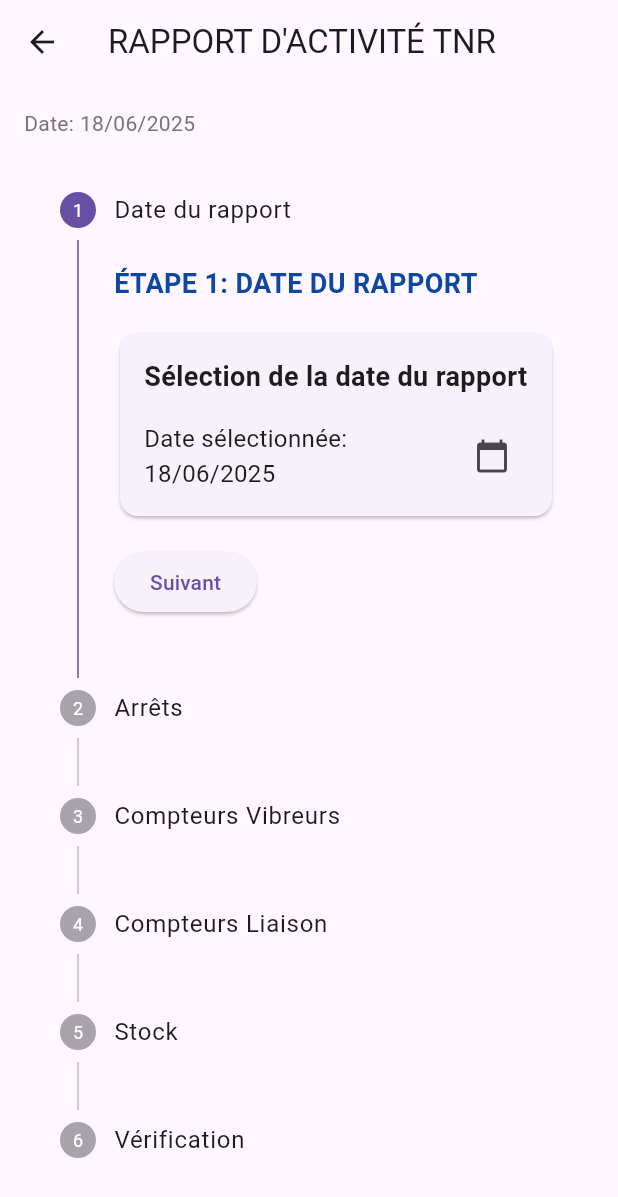
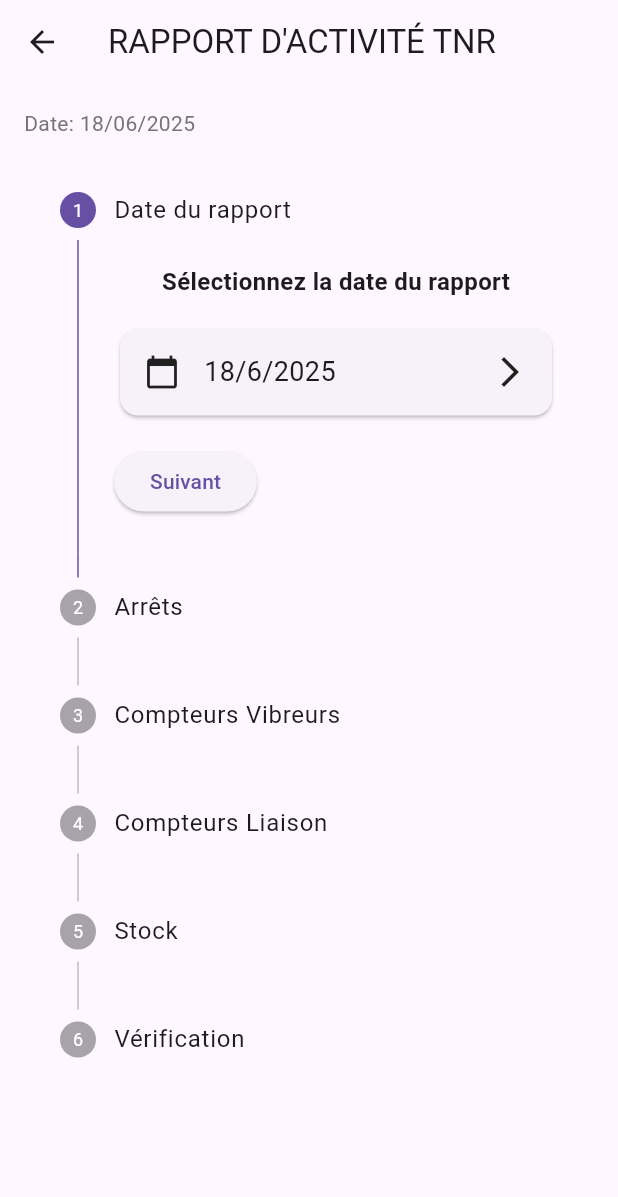
Before and after one commit to jamalabbay97/R0V0.0.1, a Flutter app: the ActivityReportScreen screen opened directly, on a phone screen of 412 x 824 dp. Shown: the top 1197 px of the screen. Run offline on Flutter 3.47's test engine with Material 3 defaults, Android fonts, the phone set to English and light mode, and no system bars; our stand-ins replace shared_preferences, sqflite; accounts and stored records are empty.

Commit message:
modifier activity page

```diff
--- a/lib/screens/activity_report_screen.dart
+++ b/lib/screens/activity_report_screen.dart
@@ -342,48 +342,24 @@ class _ActivityReportScreenState extends State<ActivityReportScreen> {
               steps: [
                 Step(
                 title: const Text('Date du rapport'),
-                  content: Column(
-                    crossAxisAlignment: CrossAxisAlignment.start,
-                    children: [
-                      Text(
-                        'ÉTAPE 1: DATE DU RAPPORT',
-                        style: TextStyle(
-                          fontSize: 18,
-                          fontWeight: FontWeight.bold,
-                          color: Colors.blue[900],
-                        ),
+                content: SingleChildScrollView(
+                  physics: const NeverScrollableScrollPhysics(),
+                  child: Column(
+                    children: [
+                      const Text(
+                        'Sélectionnez la date du rapport',
+                        style: TextStyle(fontSize: 16, fontWeight: FontWeight.bold),
                       ),
                       const SizedBox(height: 16),
                       Card(
-                        child: Padding(
-                          padding: const EdgeInsets.all(16.0),
-                          child: Column(
-                            crossAxisAlignment: CrossAxisAlignment.start,
-                            children: [
-                              const Text(
-                                "Sélection de la date du rapport",
-                                style: TextStyle(
-                                  fontSize: 18,
-                                  fontWeight: FontWeight.bold,
-                                ),
-                              ),
-                              const SizedBox(height: 16),
-                              Row(
-                                children: [
-                                  Expanded(
-                                    child: Text(
-                                      "Date sélectionnée: $formattedDate",
-                                      style: const TextStyle(fontSize: 16),
-                                    ),
-                                  ),
-                                  IconButton(
-                                    icon: const Icon(Icons.calendar_today),
-                                    onPressed: () async {
+                        child: InkWell(
+                          onTap: () async {
                             final DateTime? picked = await showDatePicker(
                               context: context,
                               initialDate: _selectedDate,
                               firstDate: DateTime(2000),
                               lastDate: DateTime(2100),
+                              locale: const Locale('fr', 'FR'),
                             );
                             if (picked != null && picked != _selectedDate) {
                               setState(() {
@@ -391,14 +367,25 @@ class _ActivityReportScreenState extends State<ActivityReportScreen> {
                               });
                             }
                           },
-                                  ),
-                                ],
-                              ),
-                            ],
-                          ),
-                        ),
-                      ),
-                    ],
+                          child: Padding(
+                            padding: const EdgeInsets.all(16.0),
+                            child: Row(
+                              children: [
+                                const Icon(Icons.calendar_today),
+                                const SizedBox(width: 16),
+                                Text(
+                                  '${_selectedDate.day}/${_selectedDate.month}/${_selectedDate.year}',
+                                  style: const TextStyle(fontSize: 18),
+                                ),
+                                const Spacer(),
+                                const Icon(Icons.arrow_forward_ios),
+                              ],
+                            ),
+                          ),
+                        ),
+                      ),
+                    ],
+                  ),
                 ),
                 isActive: _currentStep >= 0,
                   state: _currentStep > 0 ? StepState.complete : StepState.indexed,
```
Also changed, not shown: lib/screens/r0_report_screen.dart (+22 -28 lines), lib/screens/truck_tracking_screen.dart (+28 -38 lines). Lines whose indentation alone changed are shown as unchanged.
